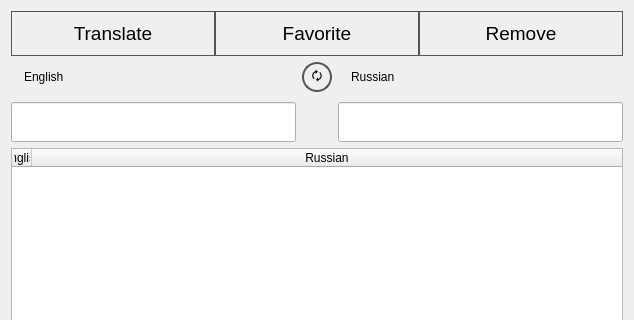
Old version of the form Translate/translateform.ui in the repository gagikpog/TestAndTranslate; both pictures show x 0 to 634 and y 0 to 320 of the 634 by 736 pixel window.
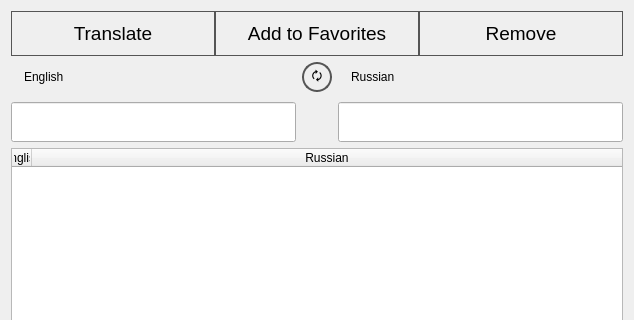
New version of the form.

```diff
--- a/Translate/translateform.ui
+++ b/Translate/translateform.ui
@@ -85,7 +85,7 @@
         </font>
        </property>
        <property name="text">
-        <string>Favorite</string>
+        <string>Add to Favorites</string>
        </property>
       </widget>
      </item>
```
